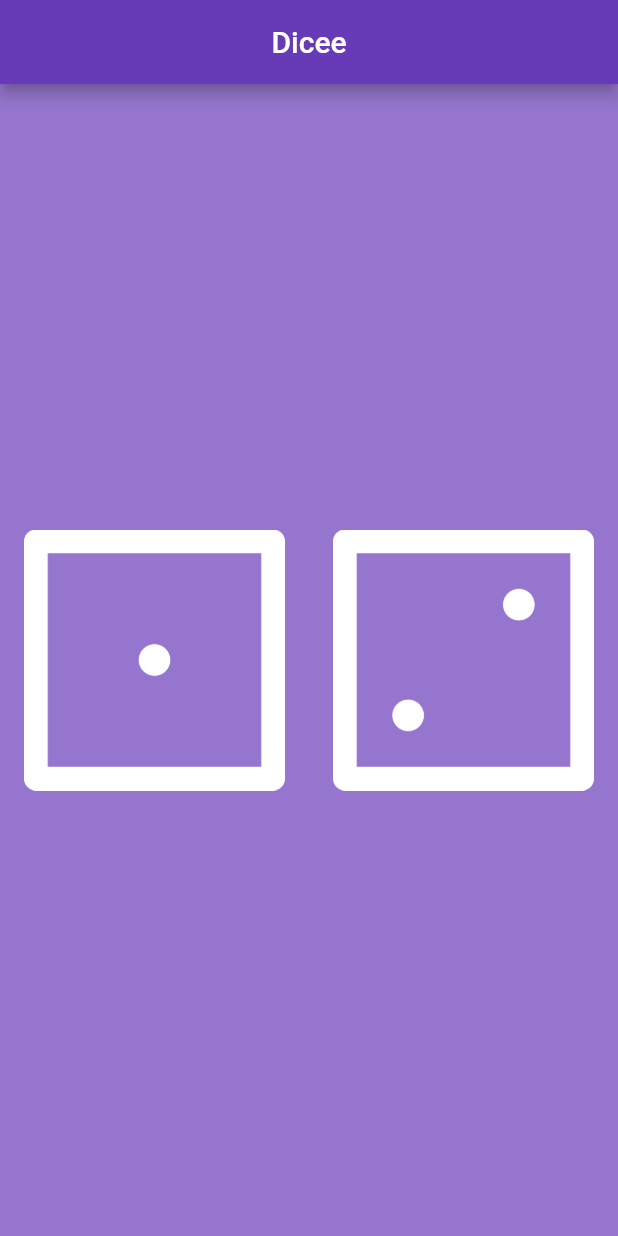
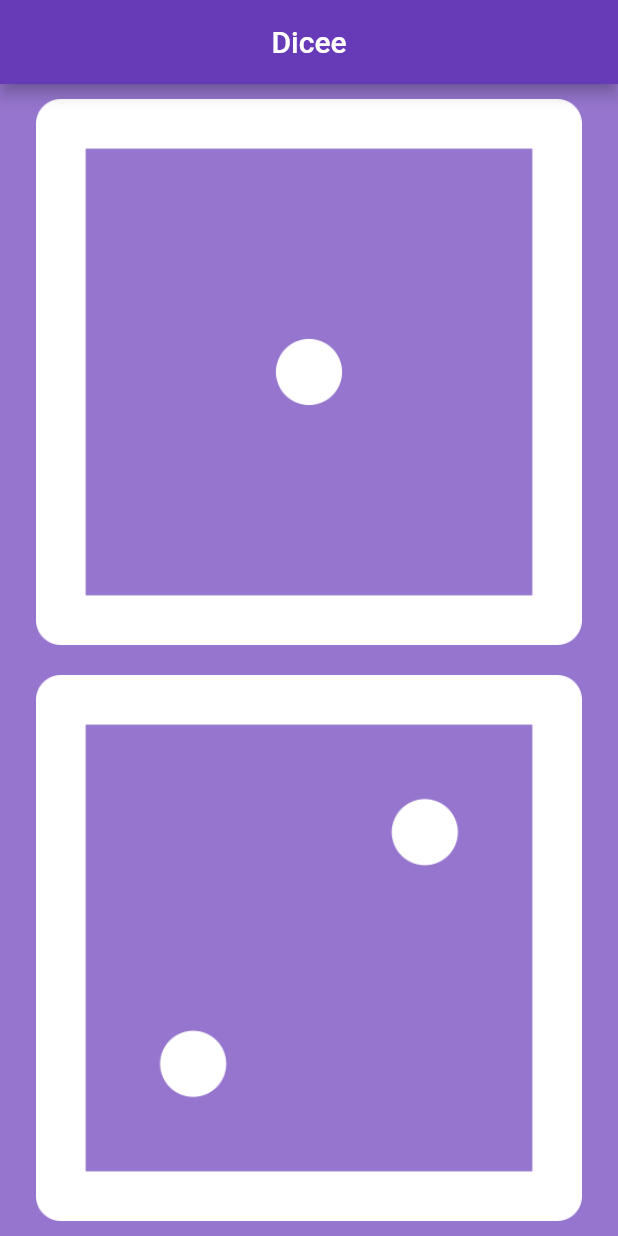
Before and after one commit to zainahmed0597/flutter_dicee, a Flutter app: the screen it shows after launch, on a phone screen of 412 x 824 dp. Run offline on Flutter 3.47's test engine with Material 2 defaults, Android fonts, the phone set to English and light mode, and no system bars.

```diff
--- a/lib/main.dart
+++ b/lib/main.dart
@@ -27,34 +27,38 @@ class _DicePageState extends State<DicePage> {
   int leftDiceNumber = 1;
   int rightDiceNumber = 2;
 
-  @override
-  Widget build(BuildContext context) {
-    return Center(
-      child: Row(
-        children: <Widget>[
-          Expanded(
-            child: FlatButton(
-                onPressed: () {
+  void changeDiceeFace() {
     setState(() {
       leftDiceNumber = Random().nextInt(6) + 1;
       rightDiceNumber = Random().nextInt(6) + 1;
       print('diceNumber = $leftDiceNumber');
     });
+  }
+
+  @override
+  Widget build(BuildContext context) {
+    return Center(
+      child: Column(
+        children: <Widget>[
+          Expanded(
+            child: Padding(
+              padding: const EdgeInsets.all(8.0),
+              child: FlatButton(
+                  onPressed: () {
+                    changeDiceeFace();
                   },
                   child: Image.asset('images/dice$leftDiceNumber.png')),
             ),
+          ),
           Expanded(
+            child: Padding(
+              padding: const EdgeInsets.all(8.0),
               child: FlatButton(
                   onPressed: () {
-                  setState(() {
-                    leftDiceNumber = Random().nextInt(6) + 1;
-                    rightDiceNumber = Random().nextInt(6) + 1;
-                    print(
-                      'diceNumber = $rightDiceNumber',
-                    );
-                  });
+                    changeDiceeFace();
                   },
                   child: Image.asset('images/dice$rightDiceNumber.png')),
+            ),
           ),
         ],
       ),
```
Lines whose indentation alone changed are shown as unchanged.
